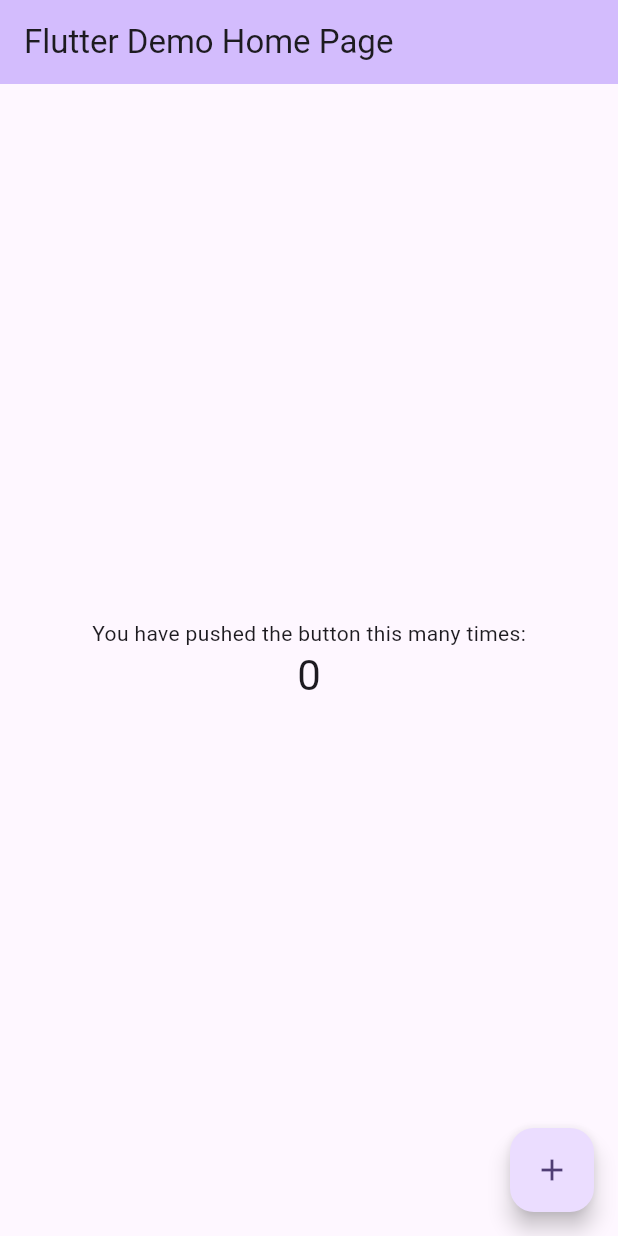
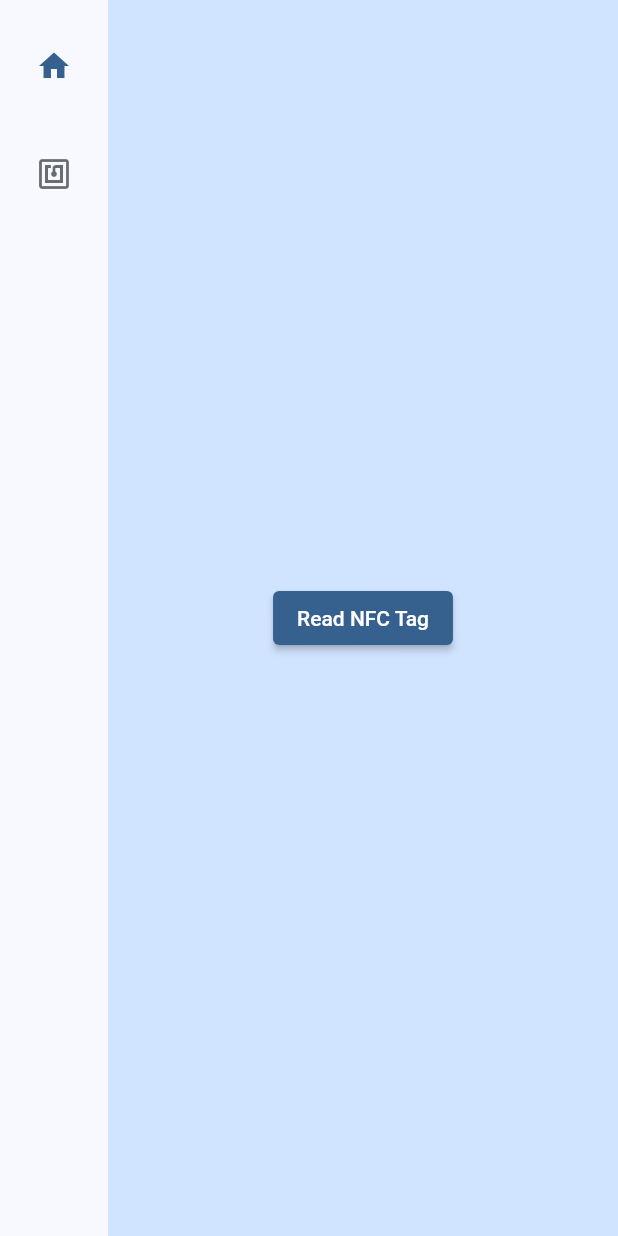
Before and after one commit to Charlie2Delta/MOON, a Flutter app: the screen it shows after launch, on a phone screen of 412 x 824 dp. Run offline on Flutter 3.47's test engine with Material 3 defaults, Android fonts, the phone set to English and light mode, and no system bars; missing offline and left inert: flutter_nfc_kit.

Commit message:
NFC reader and storage of UIDs

```diff
--- /dev/null
+++ b/devtools_options.yaml
@@ -0,0 +1 @@
+extensions:
--- a/lib/main.dart
+++ b/lib/main.dart
@@ -1,125 +1,201 @@
 import 'package:flutter/material.dart';
+import 'package:provider/provider.dart';
+import 'package:flutter_nfc_kit/flutter_nfc_kit.dart';
 
 void main() {
-  runApp(const MyApp());
+  runApp(MyApp());
 }
-// testnewbranch
+
 class MyApp extends StatelessWidget {
   const MyApp({super.key});
 
-  // This widget is the root of your application.
   @override
   Widget build(BuildContext context) {
-    return MaterialApp(
-      title: 'Flutter Demo',
-      theme: ThemeData(
-        // This is the theme of your application.
-        //
-        // TRY THIS: Try running your application with "flutter run". You'll see
-        // the application has a purple toolbar. Then, without quitting the app,
-        // try changing the seedColor in the colorScheme below to Colors.green
-        // and then invoke "hot reload" (save your changes or press the "hot
-        // reload" button in a Flutter-supported IDE, or press "r" if you used
-        // the command line to start the app).
-        //
-        // Notice that the counter didn't reset back to zero; the application
-        // state is not lost during the reload. To reset the state, use hot
-        // restart instead.
-        //
-        // This works for code too, not just values: Most code changes can be
-        // tested with just a hot reload.
-        colorScheme: ColorScheme.fromSeed(seedColor: Colors.deepPurple),
-        useMaterial3: true,
+    return ChangeNotifierProvider(
+      create: (context) => MyAppState(),
+      child: MaterialApp(
+        title: 'Moon App',
+        theme: ThemeData(
+          useMaterial3: false,
+          colorScheme: ColorScheme.fromSeed(seedColor: Colors.blue),
+        ),
+        home: MyHomePage(),
       ),
-      home: const MyHomePage(title: 'Flutter Demo Home Page'),
     );
   }
 }
 
+class MyAppState extends ChangeNotifier {
+  var uids = <String>[]; // List to store UIDs
+
+  void addUid(String uid) {
+    if (!uids.contains(uid)){
+      uids.add(uid);
+    }
+    notifyListeners();
+  }
+
+  void clearUids() {
+    uids.clear();
+    notifyListeners();
+  }
+}
+
 class MyHomePage extends StatefulWidget {
-  const MyHomePage({super.key, required this.title});
-
-  // This widget is the home page of your application. It is stateful, meaning
-  // that it has a State object (defined below) that contains fields that affect
-  // how it looks.
-
-  // This class is the configuration for the state. It holds the values (in this
-  // case the title) provided by the parent (in this case the App widget) and
-  // used by the build method of the State. Fields in a Widget subclass are
-  // always marked "final".
-
-  final String title;
-
   @override
   State<MyHomePage> createState() => _MyHomePageState();
 }
 
 class _MyHomePageState extends State<MyHomePage> {
-  int _counter = 0;
-
-  void _incrementCounter() {
-    setState(() {
-      // This call to setState tells the Flutter framework that something has
-      // changed in this State, which causes it to rerun the build method below
-      // so that the display can reflect the updated values. If we changed
-      // _counter without calling setState(), then the build method would not be
-      // called again, and so nothing would appear to happen.
-      _counter++;
-    });
-  }
+  var selectedIndex = 0;
 
   @override
   Widget build(BuildContext context) {
-    // This method is rerun every time setState is called, for instance as done
-    // by the _incrementCounter method above.
-    //
-    // The Flutter framework has been optimized to make rerunning build methods
-    // fast, so that you can just rebuild anything that needs updating rather
-    // than having to individually change instances of widgets.
-    return Scaffold(
-      appBar: AppBar(
-        // TRY THIS: Try changing the color here to a specific color (to
-        // Colors.amber, perhaps?) and trigger a hot reload to see the AppBar
-        // change color while the other colors stay the same.
-        backgroundColor: Theme.of(context).colorScheme.inversePrimary,
-        // Here we take the value from the MyHomePage object that was created by
-        // the App.build method, and use it to set our appbar title.
-        title: Text(widget.title),
-      ),
-      body: Center(
-        // Center is a layout widget. It takes a single child and positions it
-        // in the middle of the parent.
-        child: Column(
-          // Column is also a layout widget. It takes a list of children and
-          // arranges them vertically. By default, it sizes itself to fit its
-          // children horizontally, and tries to be as tall as its parent.
-          //
-          // Column has various properties to control how it sizes itself and
-          // how it positions its children. Here we use mainAxisAlignment to
-          // center the children vertically; the main axis here is the vertical
-          // axis because Columns are vertical (the cross axis would be
-          // horizontal).
-          //
-          // TRY THIS: Invoke "debug painting" (choose the "Toggle Debug Paint"
-          // action in the IDE, or press "p" in the console), to see the
-          // wireframe for each widget.
-          mainAxisAlignment: MainAxisAlignment.center,
-          children: <Widget>[
-            const Text(
-              'You have pushed the button this many times:',
+    Widget page;
+    switch (selectedIndex) {
+      case 0:
+        page = GeneratorPage();
+      case 1:
+        page = UIDsPage(); // Add UIDsPage as a case
+      default:
+        throw UnimplementedError('no widget for $selectedIndex');
+    }
+
+    return LayoutBuilder(builder: (context, constraints) {
+      return Scaffold(
+        body: Row(
+          children: [
+            SafeArea(
+              child: NavigationRail(
+                extended: constraints.maxWidth >= 600,
+                destinations: [
+                  NavigationRailDestination(
+                    icon: Icon(Icons.home),
+                    label: Text('Home'),
+                  ),
+                  NavigationRailDestination(
+                    icon: Icon(Icons.nfc),
+                    label: Text('UIDs'), // Add NFC logo for UIDsPage
+                  ),
+                ],
+                selectedIndex: selectedIndex,
+                onDestinationSelected: (value) {
+                  setState(() {
+                    selectedIndex = value;
+                  });
+                },
+              ),
             ),
-            Text(
-              '$_counter',
-              style: Theme.of(context).textTheme.headlineMedium,
+            Expanded(
+              child: Container(
+                color: Theme.of(context).colorScheme.primaryContainer,
+                child: page,
+              ),
             ),
           ],
         ),
+      );
+    });
+  }
+}
+
+class GeneratorPage extends StatelessWidget {
+  @override
+  Widget build(BuildContext context) {
+    var appState = context.watch<MyAppState>();
+
+
+    return Center(
+      child: Column(
+        mainAxisAlignment: MainAxisAlignment.center,
+        children: [
+          ElevatedButton(
+            onPressed: () async {
+              try {
+                // Start polling for NFC tag
+                NFCTag tag = await FlutterNfcKit.poll();
+
+                // Retrieve detailed information about the tag
+                String tagDetails = '''
+                  UID: ${tag.id}
+                  Standard: ${tag.standard}
+                  ''';// Print the details of the NFC tag
+                print(tagDetails); // Save UID to the app state
+                appState.addUid(tag.id); // Display the details in a dialog
+                showDialog(
+                  context: context,
+                  builder: (BuildContext context) {
+                    return AlertDialog(
+                      title: Text('NFC Tag Details'),
+                      content: SingleChildScrollView(
+                        child: Text(tagDetails),
+                      ),
+                      actions: <Widget>[
+                        TextButton(
+                          child: Text('OK'),
+                          onPressed: () {
+                            Navigator.of(context).pop();
+                          },
+                        ),
+                      ],
+                    );
+                  },
+                ).then((_) async {
+                  // Ensure the NFC session is properly closed
+                  await FlutterNfcKit.finish();
+                });
+              } catch (e) {
+                print('Error reading NFC tag: $e');
+                // Ensure the NFC session is properly closed in case of an error
+                await FlutterNfcKit.finish();
+              }
+            },
+            child: Text('Read NFC Tag'),
+          ),
+        ],
       ),
-      floatingActionButton: FloatingActionButton(
-        onPressed: _incrementCounter,
-        tooltip: 'Increment',
-        child: const Icon(Icons.add),
-      ), // This trailing comma makes auto-formatting nicer for build methods.
     );
   }
 }
+
+class UIDsPage extends StatelessWidget {
+  @override
+  Widget build(BuildContext context) {
+    var appState = context.watch<MyAppState>();
+
+    return Column(
+      mainAxisAlignment: MainAxisAlignment.center,
+      children: [
+        if (appState.uids.isEmpty)
+          Center(
+            child: Text('No UIDs yet.'),
+          )
+        else
+          Expanded(
+            child: ListView(
+              children: [
+                Padding(
+                  padding: const EdgeInsets.all(20),
+                  child: Text('UIDs of tapped NFC tags:'),
+                ),
+                for (var uid in appState.uids)
+                  ListTile(
+                    leading: Icon(Icons.nfc),
+                    title: Text(uid),
+                  ),
+              ],
+            ),
+          ),
+        Padding(
+          padding: const EdgeInsets.all(20),
+          child: ElevatedButton(
+            onPressed: () {
+              appState.clearUids();
+            },
+            child: Text('Clear UIDs'),
+          ),
+        ),
+      ],
+    );
+  }
+}
```
Also changed, not shown: analysis_options.yaml (+7 -24 lines), pubspec.yaml (+11 -72 lines), pubspec.lock, 27 other files.
